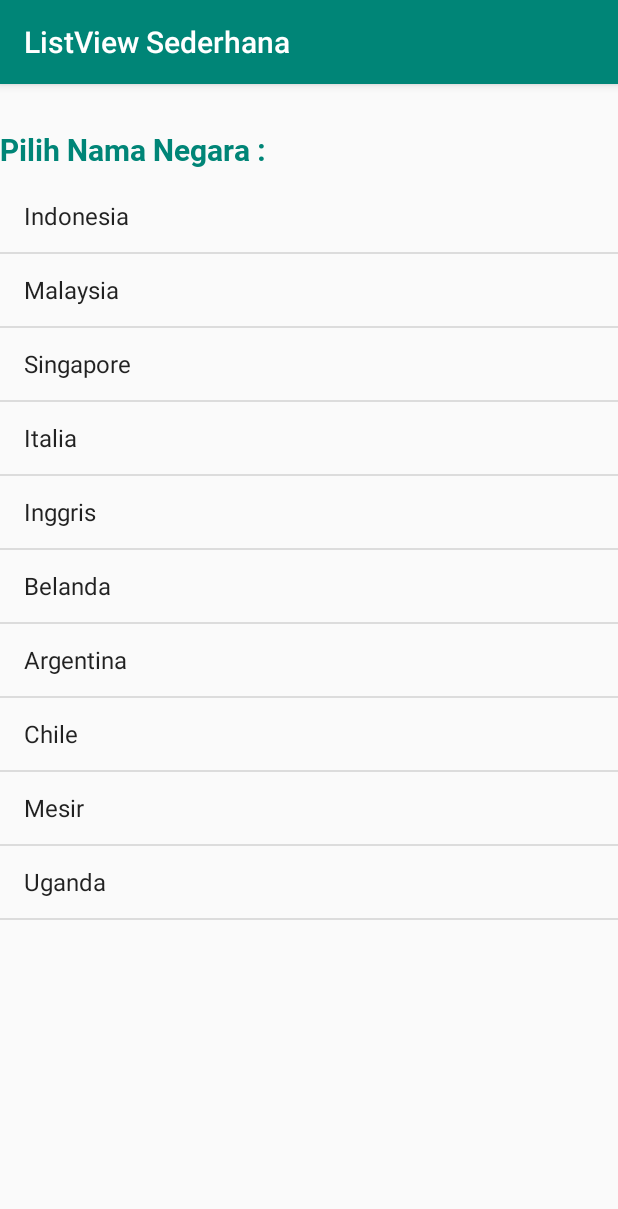
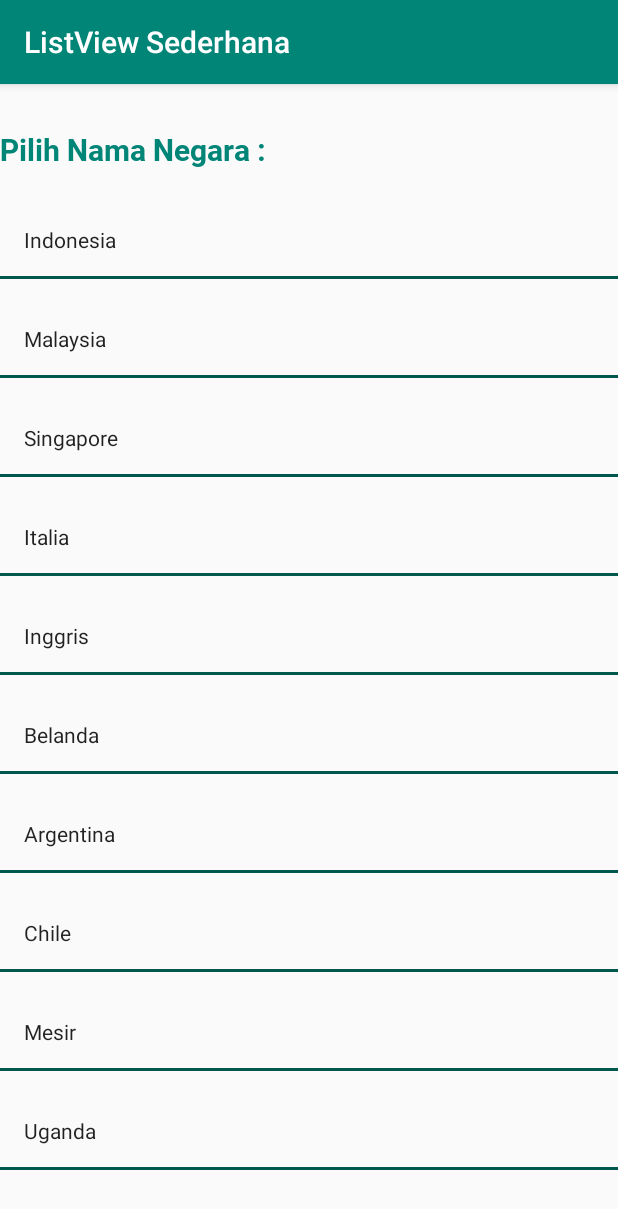
Before and after one commit to zaidanabhi/kelompok-8-pbo, an Android app: the ListActivity screen opened directly, with no data from a screen before it, on a phone screen of 412 x 824 dp. Shown: the top 1209 px of the screen. Run offline under Robolectric (Android 15) with nearby library versions, the phone set to English and light mode, and no system bars.

Commit message:
mengubah tampilan list

```diff
--- a/app/src/main/java/com/sugiartha/juniorandroid/ListActivity.java
+++ b/app/src/main/java/com/sugiartha/juniorandroid/ListActivity.java
@@ -29,7 +29,7 @@ public class ListActivity extends AppCompatActivity {
         //Membinding atau memformat data
         lvItem = (ListView) findViewById(R.id.list_view);
         ArrayAdapter<String> adapter = new ArrayAdapter<String>(ListActivity.this,
-                android.R.layout.simple_list_item_1, android.R.id.text1, namanegara);
+                android.R.layout.simple_list_item_2, android.R.id.text2, namanegara);
 
         //menset data di dalam listview
         lvItem.setAdapter(adapter);
--- a/app/src/main/res/layout/activity_list.xml
+++ b/app/src/main/res/layout/activity_list.xml
@@ -11,6 +11,9 @@
         android:layout_width="match_parent"
         android:layout_height="match_parent"
         android:layout_marginTop="64dp"
+        android:divider="@color/colorPrimaryDark"
+        android:dividerHeight="2dp"
+        android:listSelector="@color/colorPrimary"
         android:id="@+id/list_view" />
 
     <TextView
```
